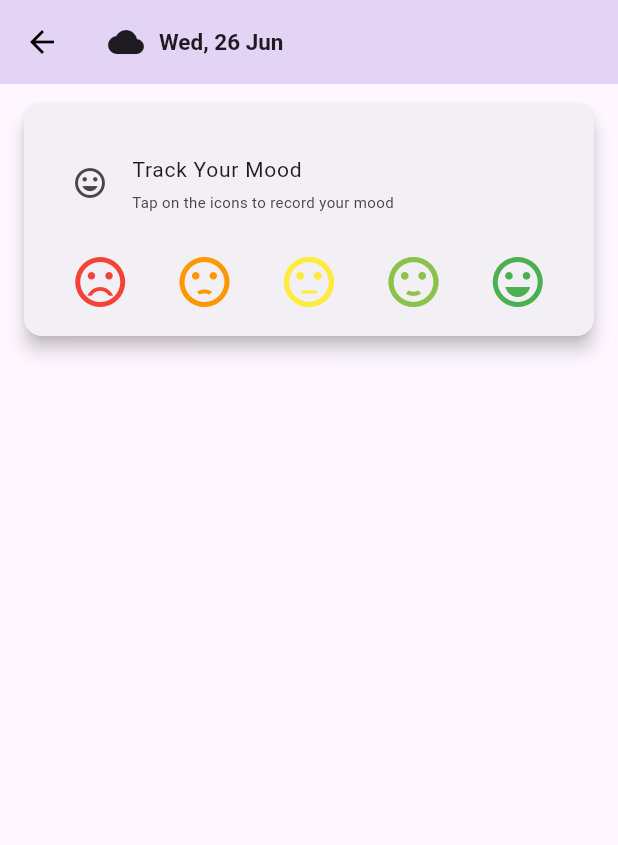
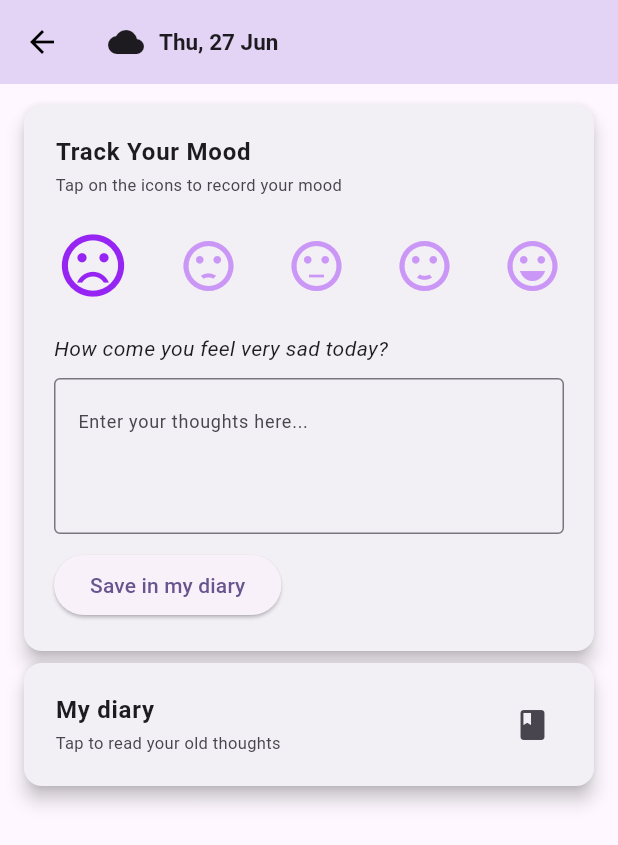
Before and after one commit to lorenzo-seme/LAG, a Flutter app: the MoodScreen screen opened directly with empty values, after a tap on the "sentiment very dissatisfied" icon, on a phone screen of 412 x 824 dp. Shown: the top 845 px of the screen. Run offline on Flutter 3.47's test engine with Material 3 defaults, Android fonts, the phone set to English and light mode, and no system bars; our stand-ins replace dropdown_button2, fl_chart, jwt_decoder, material_design_icons_flutter, percent_indicator, shared_preferences; missing offline and left inert: flutter_emoji, graphic; accounts and stored records are empty.

Commit message:
[alessia] aggiornato moodScreen, aggiunto diaryScreen, modifiche al provider

```diff
--- a/lag/lib/providers/homeProvider.dart
+++ b/lag/lib/providers/homeProvider.dart
@@ -1,3 +1,4 @@
+import 'dart:convert';
 import 'dart:math';
 import 'package:flutter/material.dart';
 import 'package:intl/intl.dart';
@@ -26,6 +27,96 @@ class HomeProvider extends ChangeNotifier {
   bool ageInserted = false;
   bool showAlertForAge = false;
   bool isReady = true;
+  bool todayMoodTracked = false;
+  // int? moodScore;
+
+  void setTodayMoodTracked(bool value) {
+    todayMoodTracked = value;
+    notifyListeners();
+  }
+
+  /*
+  void setMoodScore(int score) {
+    moodScore = score;
+    notifyListeners();
+  }
+  */
+
+  Future<void> saveMoodScore(DateTime date, int score) async {
+    final prefs = await SharedPreferences.getInstance();
+    String key = 'mood_scores';
+    Map<String, dynamic> moodScores = {};
+
+    // Retrieve existing scores if any
+    String? jsonString = prefs.getString(key);
+    if (jsonString != null) {
+      moodScores = json.decode(jsonString);
+    }
+
+    // Add/Update the score for the given date
+    String dateString = date.toIso8601String().split('T').first; // Use only the date part
+    moodScores[dateString] = score;
+
+    // Save the updated dictionary back to shared preferences
+    jsonString = json.encode(moodScores);
+    await prefs.setString(key, jsonString);
+  }
+
+  Future<int?> getMoodScore(DateTime date) async {
+    final prefs = await SharedPreferences.getInstance();
+    String key = 'mood_scores';
+    String? jsonString = prefs.getString(key);
+    if (jsonString == null) return null;
+
+    Map<String, dynamic> moodScores = json.decode(jsonString);
+    String dateString = date.toIso8601String().split('T').first;
+    return moodScores[dateString];
+  }
+
+  Future<void> saveMoodText(DateTime date, String text) async {
+    final prefs = await SharedPreferences.getInstance();
+    String key = 'mood_texts';
+    Map<String, dynamic> moodTexts = {};
+
+    // Recupera i testi esistenti, se presenti
+    String? jsonString = prefs.getString(key);
+    if (jsonString != null) {
+      moodTexts = json.decode(jsonString);
+    }
+
+    // Aggiungi/Aggiorna il testo per la data data
+    String dateString = date.toIso8601String().split('T').first; // Usa solo la parte della data
+    if (moodTexts.containsKey(dateString)) {
+      moodTexts[dateString] = '${moodTexts[dateString]}\n$text';
+    } else {
+      moodTexts[dateString] = text;
+    }
+
+    // Salva il dizionario aggiornato nelle shared preferences
+    jsonString = json.encode(moodTexts);
+    await prefs.setString(key, jsonString);
+  }
+
+
+  /*Future<String?> getMoodText(DateTime date) async {
+    final prefs = await SharedPreferences.getInstance();
+    String key = 'mood_texts';
+    String? jsonString = prefs.getString(key);
+    if (jsonString == null) return null;
+
+    Map<String, dynamic> moodTexts = json.decode(jsonString);
+    String dateString = date.toIso8601String().split('T').first;
+    return moodTexts[dateString];
+  }*/
+  Future<Map<String, dynamic>?> getMoodText() async {
+    final prefs = await SharedPreferences.getInstance();
+    String key = 'mood_texts';
+    String? jsonString = prefs.getString(key);
+    if (jsonString == null) return null;
+
+    Map<String, dynamic> moodTexts = json.decode(jsonString);
+    return moodTexts;
+  }
 
 
   DateTime showDate = DateTime.now().subtract(const Duration(days: 1));
--- a/lag/lib/screens/moodScreen.dart
+++ b/lag/lib/screens/moodScreen.dart
@@ -1,6 +1,21 @@
+// DA SISTEMARE
+// 1. FAI IN MODO CHE SAVE IN MY DIARY SIA POSSIBILE SOLO QUANDO C'è EFFETTIVAMENTE DEL TESTO INSERITO NEL BOX
+// 2. FAI IN MODO CHE OLTRE CHE A RICORDARE NEL PROVIDER CHE HAI GIà INSERITO IL MOOD, CHE ANCHE NON TI RICHIEDA DI DIRE COME MAI TI SEI SENTITO COSI
+// 3. POTREBBE ESSERE UN PROBLEMA SALVARE QUESTE COSE NELLE SP SE POI CON IL LOGOUT VIENE TUTTO DIMENTICATO:
+//    MAGARI VALUTA DI FARE IN MODO CHE CON IL LOG IN QUELLE INFO VENGANO RICORDATE
+// 4. NEL PROVIDER FORSE CONVERRà CAMBIARE IL GETMOOD SULLA STESSA LOGICA DI GETMOODTEXT (DA VALUTARE QUANDO CALCOLEREMO LO SCORE TOTALE)
+
+// AD AGGIUNGERE
+// 1. CONSIGLI RANDOMICI MOTIVAZIONALI IN BASE AL MOOD
+// 2. CONSIGLI MUSICALI IN BASE AL GENERE PREFERITO?
+// 3. DISCAIMER SULL'IMPORTANZA DEL MOOD TRACKING
+
 import 'package:flutter/material.dart';
+import 'package:flutter/widgets.dart';
 import 'package:intl/intl.dart';
 import 'package:lag/providers/homeProvider.dart';
+import 'package:lag/screens/diaryScreen.dart';
+//import 'package:provider/provider.dart';
 
 class MoodScreen extends StatefulWidget {
   final DateTime startDate;
@@ -14,13 +29,34 @@ class MoodScreen extends StatefulWidget {
 }
 
 class _MoodScreenState extends State<MoodScreen> {
+  int? _selectedMoodIndex;
+  final TextEditingController _moodController = TextEditingController();
+  bool _saved = false; // To track if save button was pressed
 
-  // ha senso che questa pagina esista solo nel giorno corrente (visto che inseriamo il mood di oggi)
-  // ha senso magari salvare man mano che uno li inserisce i dati di come ti senti oggi nelle sp (bisogna gestire una lista rappresentata da una stringa, valuta caratteri speciali da riconoscere per spezzare)
-  // idem con il testo, magari uno è interessato a vedere lo storico del suo diario
+  List<IconData> moodIcons = [
+    Icons.sentiment_very_dissatisfied,
+    Icons.sentiment_dissatisfied,
+    Icons.sentiment_neutral,
+    Icons.sentiment_satisfied,
+    Icons.sentiment_very_satisfied,
+  ];
 
-  // tieni conto che la settimana da cui entri arriva fino a ieri, ora sei su oggi
+  /*
+  List<Color> moodColors = [
+    const Color.fromARGB(255, 203, 151, 246),
+    const Color.fromARGB(255, 203, 151, 246),
+    const Color.fromARGB(255, 203, 151, 246),
+    const Color.fromARGB(255, 203, 151, 246),
+    const Color.fromARGB(255, 203, 151, 246),
+  ];*/
 
+  List<String> moodLabels = [
+    "very sad",
+    "a little sad",
+    "just okay",
+    "quite happy",
+    "very happy",
+  ];
 
   @override
   Widget build(BuildContext context) {
@@ -30,10 +66,11 @@ class _MoodScreenState extends State<MoodScreen> {
           children: [
             const Icon(Icons.wb_cloudy),
             const SizedBox(width: 10),
-            Text(DateFormat('EEE, d MMM').format(DateTime.now().subtract(const Duration(days: 1))),
+            Text(
+              DateFormat('EEE, d MMM').format(DateTime.now()),
               textAlign: TextAlign.center,
-              style: const TextStyle(
-                fontSize: 15, fontWeight: FontWeight.bold))
+              style: const TextStyle(fontSize: 15, fontWeight: FontWeight.bold),
+            ),
           ],
         ),
         leading: IconButton(
@@ -48,87 +85,159 @@ class _MoodScreenState extends State<MoodScreen> {
         child: SafeArea(
           child: Padding(
             padding: const EdgeInsets.symmetric(horizontal: 12.0, vertical: 10),
-              child: _buildMoodTrackerCard()
-            )
-          )
-      )
+            child: Column(
+              children: [
+                _buildMoodTrackerCard(),
+                _buildToDiaryCard(context),
+              ],
+            ),
+          ),
+        ),
+      ),
     );
   }
 
+  @override
+  void initState() {
+    super.initState();
+    // Carica lo stato precedente dell'icona selezionata se todayMoodTracked è true
+    if (widget.provider.todayMoodTracked) {
+      widget.provider.getMoodScore(DateTime.now()).then((moodScore) {
+        if (moodScore != null) {
+          setState(() {
+            _selectedMoodIndex = moodScore - 1;
+          });
+        }
+      });
+    }
   }
 
-
   Widget _buildMoodTrackerCard() {
-  List<IconData> moodIcons = [
-    Icons.sentiment_very_dissatisfied,
-    Icons.sentiment_dissatisfied,
-    Icons.sentiment_neutral,
-    Icons.sentiment_satisfied,
-    Icons.sentiment_very_satisfied,
-  ];
-
-  List<Color> moodColors = [
-    Colors.red,
-    Colors.orange,
-    Colors.yellow,
-    Colors.lightGreen,
-    Colors.green,
-  ];
-
-  List<String> moodLabels = [
-    "Very Dissatisfied",
-    "Dissatisfied",
-    "Neutral",
-    "Satisfied",
-    "Very Satisfied",
-  ];
-
     return Card(
       color: const Color.fromARGB(255, 242, 239, 245),
       elevation: 5,
       child: Padding(
-      padding: const EdgeInsets.all(16.0),
+        padding: const EdgeInsets.all(5.0),
         child: Column(
           crossAxisAlignment: CrossAxisAlignment.start,
           children: [
             const ListTile(
-            leading: Icon(Icons.mood),
-            title: Text(
-              "Track Your Mood",
-              style: TextStyle(fontSize: 14.0),
+              //contentPadding: EdgeInsets.zero,
+              title: Text("Track Your Mood", style: TextStyle(fontSize: 16.0, fontWeight: FontWeight.bold)),
+              subtitle: Text('Tap on the icons to record your mood', style: TextStyle(fontSize: 11.0)),
             ),
-            subtitle: Text(
-              'Tap on the icons to record your mood',
-              style: TextStyle(fontSize: 10.0),
-            ),
-          ),
-          const SizedBox(height: 10),
+            const SizedBox(height: 5),
             Row(
               mainAxisAlignment: MainAxisAlignment.spaceAround,
               children: List.generate(moodIcons.length, (index) {
                 return GestureDetector(
                   onTap: () {
-                  // Handle mood selection here
-                  print("Mood selected: ${moodLabels[index]}");
+                    setState(() {
+                      _selectedMoodIndex = index;
+                      _saveMood();
+                    });
                   },
                   child: Column(
                     children: [
                       Icon(
                         moodIcons[index],
-                      color: moodColors[index],
-                      size: 40,
+                        color: _selectedMoodIndex == index
+                          ? const Color.fromARGB(255, 150, 37, 243) // Change the color to indicate selection
+                          //: moodColors[index],
+                          : const Color.fromARGB(255, 203, 151, 246),
+                        size: _selectedMoodIndex == index
+                          ? 50 // Increase the size to indicate selection
+                          : 40,
                       ),
-                    /*Text(
-                      moodLabels[index],
-                      style: const TextStyle(fontSize: 10.0),
-                    ),*/
                     ],
                   ),
                 );
               }),
             ),
+            const SizedBox(height: 5),
+            if (_selectedMoodIndex != null) _buildMoodInputField(), // Embed the input field within the card
           ],
         ),
       ),
     );
   }
+
+  Widget _buildMoodInputField() {
+    return Padding(
+      padding: const EdgeInsets.all(15.0),
+      child: Column(
+        crossAxisAlignment: CrossAxisAlignment.start,
+        children: [
+          (!_saved) // Display motivational message if saved
+          ? Text(
+              "How come you feel ${moodLabels[_selectedMoodIndex!]} today?",
+              style: const TextStyle(fontSize: 14.0, fontStyle: FontStyle.italic),
+            )
+          : const Text(
+              "Thanks for sharing your thoughts.\nYou did a great job expressing your feelings!",
+              style: TextStyle(fontSize: 14.0, fontStyle: FontStyle.italic),
+            ),
+          const SizedBox(height: 10),
+          TextField(
+            maxLines: 3,
+            controller: _moodController,
+            decoration: InputDecoration(
+              hintText: !_saved || widget.provider.todayMoodTracked
+                ? 'Enter your thoughts here...'
+                : 'This box will stay open for you.\nFeel free to enter any other thought that comes to your mind!',
+              hintStyle: const TextStyle(fontSize: 12),
+              border: const OutlineInputBorder(),
+            ),
+          ),
+          const SizedBox(height: 10),
+          ElevatedButton(
+            onPressed: _submitFeelings,
+            child: const Text("Save in my diary"),
+          ),
+        ],
+      ),
+    );
+  }
+
+  void _submitFeelings() {
+    setState(() {
+      _saved = true;
+      _saveMoodText(_moodController.text);
+      _moodController.clear(); // Clear the text field
+    });
+  }
+
+  Future<void> _saveMood() async {
+    int moodScore = _selectedMoodIndex! + 1; // Scores are from 1 to 5
+    widget.provider.setTodayMoodTracked(true); // Update provider
+    await widget.provider.saveMoodScore(DateTime.now(), moodScore); // Save mood score to provider
+    //print("Mood saved: $moodScore, Reason: ${_moodController.text}");
+  }
+
+  Future<void> _saveMoodText(String text) async {
+    await widget.provider.saveMoodText(DateTime.now(), text); // Salva il testo dell'umore nel provider
+  }
+
+  Widget _buildToDiaryCard(BuildContext context) {
+    return GestureDetector(
+      onTap: () {
+        Navigator.push(context,
+          MaterialPageRoute(builder: (context) => DiaryScreen(provider: widget.provider)),
+        );
+      },
+      child: const Card(
+        color: Color.fromARGB(255, 242, 239, 245),
+        elevation: 5,
+        child: Padding(
+          padding: EdgeInsets.all(5.0),
+          child: ListTile(
+            //contentPadding: EdgeInsets.zero,
+            trailing: Icon(Icons.book),
+            title: Text("My diary", style: TextStyle(fontSize: 16.0, fontWeight: FontWeight.bold)),
+            subtitle: Text('Tap to read your old thoughts', style: TextStyle(fontSize: 11.0)),
+          ),
+        ),
+      ),
+    );
+  }
+}
--- a/lag/lib/screens/weeklyRecap.dart
+++ b/lag/lib/screens/weeklyRecap.dart
@@ -69,7 +69,7 @@ class WeeklyRecap extends StatelessWidget {
                             ),
                             */
                             title: Text("Today mood"),
-                            //subtitle: const Text('about quality of your sleep this week', style: TextStyle(fontSize: 11),),
+                            subtitle: const Text('how are you feeling?', style: TextStyle(fontSize: 11),),
                             onTap: () => _toMoodPage(context, provider.start, provider.end, provider),
                           ),
                           )
```
Also changed, not shown: lag/lib/screens/diaryScreen.dart (added, +67 -0 lines). Lines whose indentation alone changed are shown as unchanged.
